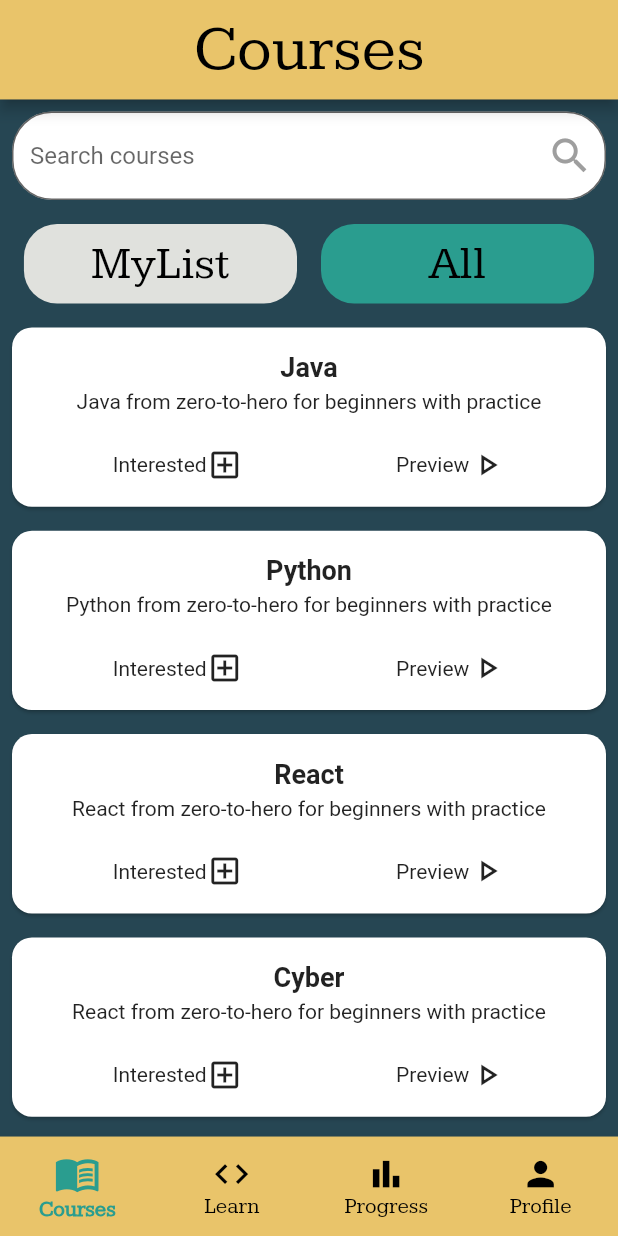
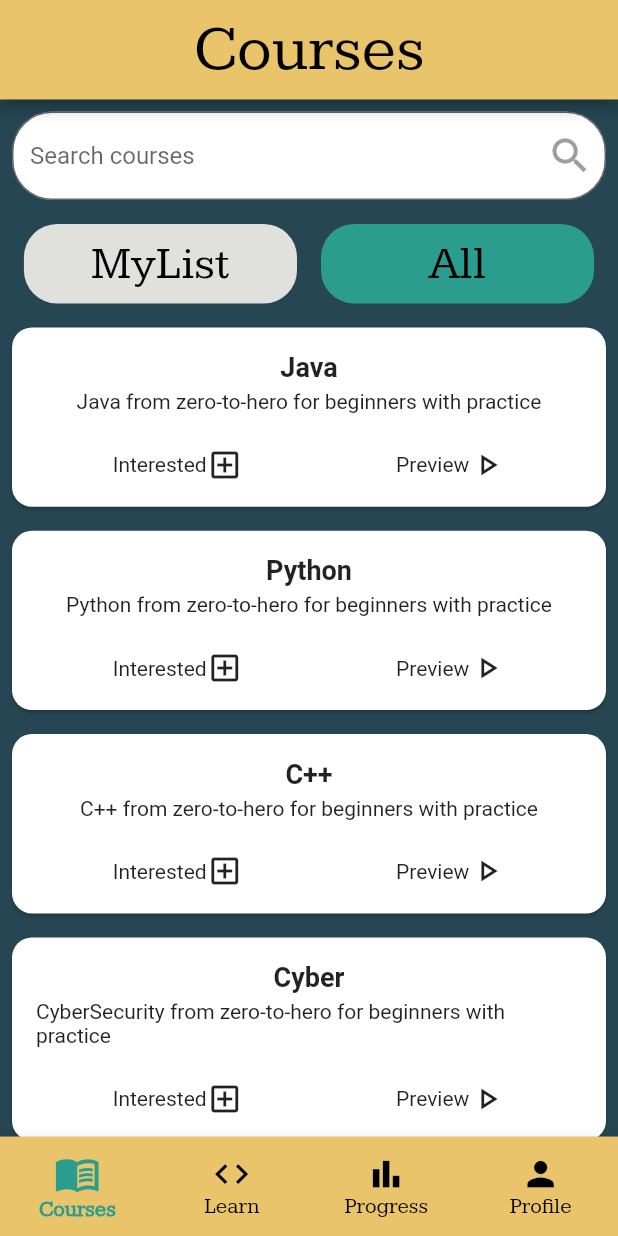
Before and after one commit to MAhmad329/Odyssey-Flutter, a Flutter app: the HomeScreen screen opened by its route, after a tap on "All", on a phone screen of 412 x 824 dp. Run offline on Flutter 3.47's test engine with Material 2 defaults, Android fonts, the phone set to English and light mode, and no system bars; our stand-ins replace cloud_firestore, firebase_auth, firebase_core, flutter_screenutil; missing offline and left inert: highlight; accounts and stored records are empty; network calls fail.

Commit message:
completed project

```diff
--- a/lib/models/CourseModel.dart
+++ b/lib/models/CourseModel.dart
@@ -17,6 +17,9 @@ class Course {
   bool isInterested;
   final List<Topic> topics;
   int lastTopicIndex;
+  final String language; // Now a required field without a default value
+  final String mainFileName;
+  final String courseImage;
 
   Course({
     required this.courseID,
@@ -25,6 +28,9 @@ class Course {
     this.isInterested = false,
     required this.topics,
     this.lastTopicIndex = 0, // Default to the first topic
+    required this.language, // Required field
+    required this.mainFileName,
+    required this.courseImage, // Required field
   });
 
   Map<String, dynamic> toMap() {
@@ -33,6 +39,9 @@ class Course {
       'name': name,
       'description': description,
       'isInterested': isInterested,
+      'language': language, // Include in map
+      'mainFileName': mainFileName,
+      'courseImage': courseImage // Include in map
     };
   }
 
@@ -44,6 +53,9 @@ class Course {
       isInterested: map['isInterested'] ?? false,
       topics: topics ?? [],
       lastTopicIndex: map['lastTopicIndex'] ?? 0,
+      language: map['language'],
+      mainFileName: map['mainFileName'],
+      courseImage: map['courseImage'],
     );
   }
 }
--- a/lib/providers/AssessmentProvider.dart
+++ b/lib/providers/AssessmentProvider.dart
@@ -1,5 +1,4 @@
 import 'package:flutter/cupertino.dart';
-
 import '../models/QuestionModel.dart';
 
 class AssessmentProvider with ChangeNotifier {
--- a/lib/providers/CourseListProvider.dart
+++ b/lib/providers/CourseListProvider.dart
@@ -5,13 +5,6 @@ import '../services/auth_services.dart';
 
 class CourseListProvider with ChangeNotifier {
   bool _isDisposed = false;
-
-  @override
-  void dispose() {
-    _isDisposed = true;
-    super.dispose();
-  }
-
   final FirebaseFirestore _firestore = FirebaseFirestore.instance;
   final AuthServiceProvider _authService;
   List<Course> _myList = [];
@@ -21,7 +14,6 @@ class CourseListProvider with ChangeNotifier {
   bool get showMyList => _showMyList;
   Course? _currentCourse;
 
-  // Inside CourseListProvider
   CourseListProvider(this._authService) {
     _authService.user.listen((user) {
       if (user != null) {
@@ -56,7 +48,13 @@ class CourseListProvider with ChangeNotifier {
               Course? fullCourse = _allCourses.firstWhere(
                   (c) => c.name == courseName,
                   orElse: () => Course(
-                      courseID: '', name: '', description: '', topics: []));
+                      courseID: '',
+                      name: '',
+                      description: '',
+                      topics: [],
+                      language: '',
+                      mainFileName: '',
+                      courseImage: ''));
 
               return fullCourse != null
                   ? Course.fromMap(doc.data(), fullCourse.topics)
@@ -78,105 +76,119 @@ class CourseListProvider with ChangeNotifier {
               title: 'Introduction to Java',
               content: 'Java is...',
               codeExample:
-                "public class Main {\n    public static void main(String[] args) {\n        System.out.println(\"Hello World\");\n    }\n}"),
+                  "public class Main {\n    public static void main(String[] args) {\n        System.out.println(\"Hello, World!\");\n    }\n}"),
           Topic(
               title: 'Variables in Java',
-          content: 'Variables are are...',
-          // No code example for this topic
-        ),
+              content: 'Variables are...',
+              codeExample:
+                  "public class Main {\n    public static void main(String[] args) {\n        String name = \"Java\";\n        int number = 10;\n        System.out.println(\"Name: \" + name + \", Number: \" + number);\n    }\n}"),
           Topic(
               title: 'Loops in Java',
               content: 'Loops are...',
               codeExample:
-                "public class Main {\n    public static void main(String[] args) {\n        System.out.println(\"Something about loops\");\n    }\n}"),
+                  "public class Main {\n    public static void main(String[] args) {\n        for(int i = 0; i < 5; i++) {\n            System.out.println(\"Loop iteration: \" + i);\n        }\n    }\n}"),
           Topic(
               title: 'If-Else in Java',
               content: 'If-Else are...',
               codeExample:
-                "public class Main {\n    public static void main(String[] args) {\n        System.out.println(\"Something about ifelse\");\n    }\n}"),
+                  "public class Main {\n    public static void main(String[] args) {\n        int number = 5;\n        if(number > 0) {\n            System.out.println(\"Number is positive.\");\n        } else {\n            System.out.println(\"Number is not positive.\");\n        }\n    }\n}"),
         ],
-    ),
+        language: 'java',
+        mainFileName: 'Main.java',
+        courseImage:
+            'https://developers.redhat.com/sites/default/files/styles/share/public/ST-java1_2x.png?itok=LP1xR4KL'),
     Course(
         courseID: '2',
         name: 'Python',
         description: 'Python from zero-to-hero for beginners with practice',
         topics: [
           Topic(
-            title: 'Introduction to Java',
-            content: 'Java is...',
+              title: 'Introduction to Python',
+              content: 'Python is...',
+              codeExample: "print('Hello, World!')"),
+          Topic(
+              title: 'Variables in Python',
+              content: 'Variables are...',
               codeExample:
-                "public class Main {\n    public static void main(String[] args) {\n        System.out.println(\"Hello World\");\n    }\n}"),
+                  "name = 'Python'\nnumber = 10\nprint(f'Name: {name}, Number: {number}')"),
           Topic(
-          title: 'Variables in Java',
-          content: 'Variables are are...',
-          // No code example for this topic
+              title: 'Loops in Python',
+              content: 'Loops are...',
+              codeExample:
+                  "for i in range(5):\n    print(f'Loop iteration: {i}')"),
+          Topic(
+              title: 'If-Else in Python',
+              content: 'If-Else are...',
+              codeExample:
+                  "number = 5\nif number > 0:\n    print('Number is positive.')\nelse:\n    print('Number is not positive.')"),
+        ],
+        language: 'python',
+        mainFileName: 'main.py',
+        courseImage:
+            'https://miro.medium.com/v2/resize:fit:1400/1*ycIMlwgwicqlO6PcFRA-Iw.png'),
+    Course(
+      courseID: '3',
+      name: 'C++',
+      description: 'C++ from zero-to-hero for beginners with practice',
+      topics: [
+        Topic(
+          title: 'Introduction to C++',
+          content: 'C++ is...',
+          // codeExample:
+          //     "#include <iostream>\nint main() {\n    std::cout << \"Hello World\" << std::endl;\n    return 0;\n}",
         ),
         Topic(
-            title: 'Loops in Java',
+          title: 'Variables in C++',
+          content: 'Variables are...',
+          codeExample:
+              "#include <iostream>\nint main() {\n    int myNumber = 10;\n    double myFloatNum = 5.99;\n    char myLetter = 'D';\n    bool myBoolean = true;\n    std::string myText = \"Hello\";\n\n    std::cout << \"Integer: \" << myNumber << '\\n';\n    std::cout << \"Double: \" << myFloatNum << '\\n';\n    std::cout << \"Char: \" << myLetter << '\\n';\n    std::cout << \"Boolean: \" << myBoolean << '\\n';\n    std::cout << \"String: \" << myText << std::endl;\n    return 0;\n}",
+        ),
+        Topic(
+          title: 'Loops in C++',
           content: 'Loops are...',
           codeExample:
-                "public class Main {\n    public static void main(String[] args) {\n        System.out.println(\"Something about loops\");\n    }\n}"),
+              "#include <iostream>\nint main() {\n    for(int i = 0; i < 5; i++) {\n        std::cout << \"Loop iteration: \" << i << std::endl;\n    }\n    return 0;\n}",
+        ),
         Topic(
-            title: 'If-Else in Java',
+          title: 'If-Else in C++',
           content: 'If-Else are...',
           codeExample:
-                "public class Main {\n    public static void main(String[] args) {\n        System.out.println(\"Something about ifelse\");\n    }\n}"),
+              "#include <iostream>\nint main() {\n    int number = 10;\n    if(number > 0) {\n        std::cout << \"Number is positive.\" << std::endl;\n    } else {\n        std::cout << \"Number is non-positive.\" << std::endl;\n    }\n    return 0;\n}",
+        ),
       ],
-    ),
-    Course(
-      courseID: '3',
-      name: 'React',
-      description: 'React from zero-to-hero for beginners with practice',
-      topics: [
-        Topic(
-            title: 'Introduction to Java',
-            content: 'Java is...',
-            codeExample:
-                "public class Main {\n    public static void main(String[] args) {\n        System.out.println(\"Hello World\");\n    }\n}"),
-        Topic(
-          title: 'Variables in Java',
-          content: 'Variables are are...',
-          // No code example for this topic
-        ),
-        Topic(
-            title: 'Loops in Java',
-            content: 'Loops are...',
-            codeExample:
-                "public class Main {\n    public static void main(String[] args) {\n        System.out.println(\"Something about loops\");\n    }\n}"),
-        Topic(
-            title: 'If-Else in Java',
-            content: 'If-Else are...',
-            codeExample:
-                "public class Main {\n    public static void main(String[] args) {\n        System.out.println(\"Something about ifelse\");\n    }\n}"),
-      ],
+      language: 'cpp',
+      mainFileName: 'Main.cpp',
+      courseImage:
+          'https://beecrowd.io/wp-content/uploads/2023/01/Post-1_2-BKG.jpg',
     ),
     Course(
         courseID: '4',
         name: 'Cyber',
-      description: 'React from zero-to-hero for beginners with practice',
+        description:
+            'CyberSecurity from zero-to-hero for beginners with practice',
         topics: [
           Topic(
-            title: 'Introduction to Java',
-            content: 'Java is...',
-            codeExample:
-                "public class Main {\n    public static void main(String[] args) {\n        System.out.println(\"Hello World\");\n    }\n}"),
+              title: 'Introduction to CyberSecurity',
+              content: 'Cyber Security is is...',
+              codeExample: "print('Something about if else in python')"),
           Topic(
-          title: 'Variables in Java',
-          content: 'Variables are are...',
+            title: 'Something in cyber security',
+            content: 'Cyber is ...',
             // No code example for this topic
           ),
           Topic(
-            title: 'Loops in Java',
+              title: 'something else in cyber security',
               content: 'Loops are...',
-            codeExample:
-                "public class Main {\n    public static void main(String[] args) {\n        System.out.println(\"Something about loops\");\n    }\n}"),
+              codeExample: "print('Something about if else in python')"),
           Topic(
-            title: 'If-Else in Java',
+              title: ' something else else in cyber security',
               content: 'If-Else are...',
-            codeExample:
-                "public class Main {\n    public static void main(String[] args) {\n        System.out.println(\"Something about ifelse\");\n    }\n}"),
+              codeExample: "print('Something about if else in python')"),
         ],
-    ),
+        language: 'python',
+        mainFileName: 'Main.py',
+        courseImage:
+            'https://www.cloud4c.com/ph/sites/ph/files/2024-01/Cybersecurity-strategy-services-cloud4c-webpage-1.webp'),
   ];
 
   // Toggle view between all courses and my list
@@ -212,10 +224,15 @@ class CourseListProvider with ChangeNotifier {
           String courseName = doc.data()['name'];
           Course? fullCourse = _allCourses.firstWhere(
               (c) => c.name == courseName,
-              orElse: () =>
-                  Course(courseID: '', name: '', description: '', topics: []));
+              orElse: () => Course(
+                  courseID: '',
+                  name: '',
+                  description: '',
+                  topics: [],
+                  language: '',
+                  mainFileName: '',
+                  courseImage: ''));
 
-          // If the course exists in _allCourses, use its topics; otherwise, return null
           return fullCourse != null
               ? Course.fromMap(doc.data(), fullCourse.topics)
               : null;
@@ -246,29 +263,60 @@ class CourseListProvider with ChangeNotifier {
     if (interest.toLowerCase().contains('websites')) {
       return _allCourses.firstWhere(
         (c) => c.name == 'React',
-        orElse: () =>
-            Course(courseID: '', name: '', description: '', topics: []),
+        orElse: () => Course(
+            courseID: '',
+            name: '',
+            description: '',
+            topics: [],
+            language: '',
+            mainFileName: '',
+            courseImage: ''),
       );
     } else if (interest.toLowerCase().contains('network')) {
       return _allCourses.firstWhere(
         (c) => c.name == 'Cyber',
-        orElse: () =>
-            Course(courseID: '', name: '', description: '', topics: []),
+        orElse: () => Course(
+            courseID: '',
+            name: '',
+            description: '',
+            topics: [],
+            language: '',
+            mainFileName: '',
+            courseImage: ''),
       );
     } else if (interest.toLowerCase().contains('data')) {
       return _allCourses.firstWhere(
         (c) => c.name == 'Python',
-        orElse: () =>
-            Course(courseID: '', name: '', description: '', topics: []),
+        orElse: () => Course(
+            courseID: '',
+            name: '',
+            description: '',
+            topics: [],
+            language: '',
+            mainFileName: '',
+            courseImage: ''),
       );
     } else if (interest.toLowerCase().contains('smart')) {
       return _allCourses.firstWhere(
         (c) => c.name == 'Java',
-        orElse: () =>
-            Course(courseID: '', name: '', description: '', topics: []),
+        orElse: () => Course(
+            courseID: '',
+            name: '',
+            description: '',
+            topics: [],
+            language: '',
+            mainFileName: '',
+            courseImage: ''),
       );
     }
-    return Course(courseID: '', name: '', description: '', topics: []);
+    return Course(
+        courseID: '',
+        name: '',
+        description: '',
+        topics: [],
+        language: '',
+        mainFileName: '',
+        courseImage: '');
   }
 
   Future<void> addToMyList(Course course) async {
@@ -300,4 +348,10 @@ class CourseListProvider with ChangeNotifier {
         .delete();
     notifyListeners();
   }
+
+  @override
+  void dispose() {
+    _isDisposed = true;
+    super.dispose();
   }
+}
--- a/lib/screens/ChatScreen.dart
+++ b/lib/screens/ChatScreen.dart
@@ -3,6 +3,7 @@ import 'package:flutter_screenutil/flutter_screenutil.dart';
 import 'package:odyssey/constants.dart';
 import 'package:provider/provider.dart';
 import 'package:intl/intl.dart';
+import '../models/ChatModel.dart';
 import '../models/CourseModel.dart';
 import '../providers/ChatProvider.dart';
 import '../services/auth_services.dart';
--- a/lib/screens/profile_screen.dart
+++ b/lib/screens/profile_screen.dart
@@ -37,7 +37,7 @@ class ProfileScreen extends StatelessWidget {
                       color: Colors.black.withOpacity(0.1),
                       spreadRadius: 5,
                       blurRadius: 7,
-                      offset: Offset(0, 3),
+                      offset: const Offset(0, 3),
                     ),
                   ],
                 ),
@@ -56,7 +56,7 @@ class ProfileScreen extends StatelessWidget {
                       ),
                     ),
                     IconButton(
-                      icon: Icon(Icons.edit, color: Colors.white),
+                      icon: const Icon(Icons.edit, color: Colors.white),
                       onPressed: () => _editName(context, authProvider, name),
                     ),
                   ],
@@ -117,7 +117,7 @@ void _editName(BuildContext context, AuthServiceProvider authProvider,
                 fontFamily: 'Kameron',
                 fontWeight: FontWeight.bold,
                 fontSize: 24.sp,
-                color: Color(0xFF264653)),
+                color: const Color(0xFF264653)),
           ),
         ),
         backgroundColor: primaryColor,
@@ -141,7 +141,7 @@ void _editName(BuildContext context, AuthServiceProvider authProvider,
                     fontFamily: 'Kameron',
                     fontWeight: FontWeight.bold,
                     fontSize: 24.sp,
-                    color: Color(0xFF264653),
+                    color: const Color(0xFF264653),
                   ),
                 ),
               ),
@@ -161,7 +161,7 @@ void _editName(BuildContext context, AuthServiceProvider authProvider,
                     fontFamily: 'Kameron',
                     fontWeight: FontWeight.bold,
                     fontSize: 24.sp,
-                    color: Color(0xFF264653),
+                    color: const Color(0xFF264653),
                   ),
                 ),
               ),
@@ -262,7 +262,7 @@ void _changePassword(BuildContext context) {
                         fontFamily: 'Kameron',
                         fontWeight: FontWeight.bold,
                         fontSize: 24.sp,
-                        color: Color(0xFF264653),
+                        color: const Color(0xFF264653),
                       ),
                     ),
                   ),
@@ -284,7 +284,9 @@ void _changePassword(BuildContext context) {
                         fontFamily: 'Kameron',
                         fontWeight: FontWeight.bold,
                         fontSize: 24.sp,
-                        color: passwordsMatch ? Color(0xFF264653) : Colors.grey,
+                        color: passwordsMatch
+                            ? const Color(0xFF264653)
+                            : Colors.grey,
                       ),
                     ),
                   ),
--- a/lib/screens/progress_screen.dart
+++ b/lib/screens/progress_screen.dart
@@ -8,38 +8,39 @@ import '../Providers/CourseListProvider.dart';
 import '../widgets/button.dart';
 
 class ProgressScreen extends StatelessWidget {
+  const ProgressScreen({super.key});
+
   @override
   Widget build(BuildContext context) {
     final courseListProvider =
         Provider.of<CourseListProvider>(context, listen: false);
-
     final pageProvider = Provider.of<PageProvider>(context, listen: false);
 
     return StreamBuilder<List<Course>>(
       stream: courseListProvider.courseStream,
       builder: (context, snapshot) {
         if (snapshot.connectionState == ConnectionState.waiting) {
-          // Centering and sizing the CircularProgressIndicator
           return Center(
             child: SizedBox(
-              width: 50.w, // Adjust the size as needed
-              height: 50.h, // Adjust the size as needed
+              width: 50.w,
+              height: 50.h,
               child: CircularProgressIndicator(color: primaryColor),
             ),
           );
         }
 
+        if (!snapshot.hasData || snapshot.data!.isEmpty) {
+          // Show a message if there are no courses
+          return _buildNoCoursesMessage("No courses found");
+        }
+
         List<Course> allCourses = snapshot.data ?? [];
         List<Course> completedCourses = allCourses
-            .where((course) =>
-                course.lastTopicIndex ==
-                course.topics.length - 1) // Change here for zero-based index
+            .where(
+                (course) => course.lastTopicIndex == course.topics.length - 1)
             .toList();
-
         List<Course> inProgressCourses = allCourses
-            .where((course) =>
-                course.lastTopicIndex <
-                course.topics.length - 1) // Change here for zero-based index
+            .where((course) => course.lastTopicIndex < course.topics.length - 1)
             .toList();
 
         return Scaffold(
@@ -83,16 +84,18 @@ class ProgressScreen extends StatelessWidget {
                   ],
                 ),
               ),
-              if (pageProvider.isCompletedSelected)
-                _buildCompletedView(completedCourses),
-              if (!pageProvider.isCompletedSelected)
-                _buildProgressView(context, inProgressCourses),
+              Expanded(
+                child: SingleChildScrollView(
+                  child: pageProvider.isCompletedSelected
+                      ? _buildCompletedView(completedCourses)
+                      : _buildProgressView(context, inProgressCourses),
+                ),
+              ),
             ],
           ),
         );
       },
     );
-  }
   }
 
   Widget _buildCompletedView(List<Course> completedCourses) {
@@ -105,7 +108,7 @@ Widget _buildCompletedView(List<Course> completedCourses) {
         return Card(
           color: Colors.amber[200], // Adjust color to match the screenshot
           child: Padding(
-          padding: EdgeInsets.all(8.0),
+            padding: const EdgeInsets.all(8.0),
             child: Column(
               crossAxisAlignment: CrossAxisAlignment.start,
               children: [
@@ -162,6 +165,7 @@ Widget _buildCompletedView(List<Course> completedCourses) {
         );
       }).toList(),
     );
+  }
 }
 
 Widget _buildProgressView(
@@ -245,7 +249,7 @@ Widget _buildProgressView(
 Widget _buildNoCoursesMessage(String message) {
   return Container(
     color: Colors.amber, // Yellow color
-    padding: EdgeInsets.all(16.0),
+    padding: const EdgeInsets.all(16.0),
     child: Center(
       child: Text(
         message,
--- a/lib/services/auth_services.dart
+++ b/lib/services/auth_services.dart
@@ -118,7 +118,6 @@ class AuthServiceProvider with ChangeNotifier {
         .collection('users')
         .doc(userId)
         .update({'name': newName});
-    // Optionally, update any local state to reflect the change and notify listeners
     notifyListeners();
   }
 
--- a/lib/widgets/course_card.dart
+++ b/lib/widgets/course_card.dart
@@ -59,6 +59,7 @@ class CourseCard extends StatelessWidget {
                 ),
                 GestureDetector(
                   onTap: () {
+                    if (isInMyList) {
                       Provider.of<CourseContentProvider>(context, listen: false)
                           .setCurrentCourse(course);
                       Navigator.push(
@@ -67,6 +68,7 @@ class CourseCard extends StatelessWidget {
                           builder: (context) => LearningScreen(course: course),
                         ),
                       );
+                    } else {}
                   },
                   child: Row(
                     children: [
```
Also changed, not shown: lib/models/ChatModel.dart (added, +24 -0 lines), lib/providers/ChatProvider.dart (+3 -26 lines), lib/providers/CourseContentProvider.dart (+17 -11 lines), lib/screens/learning_screen.dart (+37 -32 lines). Lines whose indentation alone changed are shown as unchanged.
